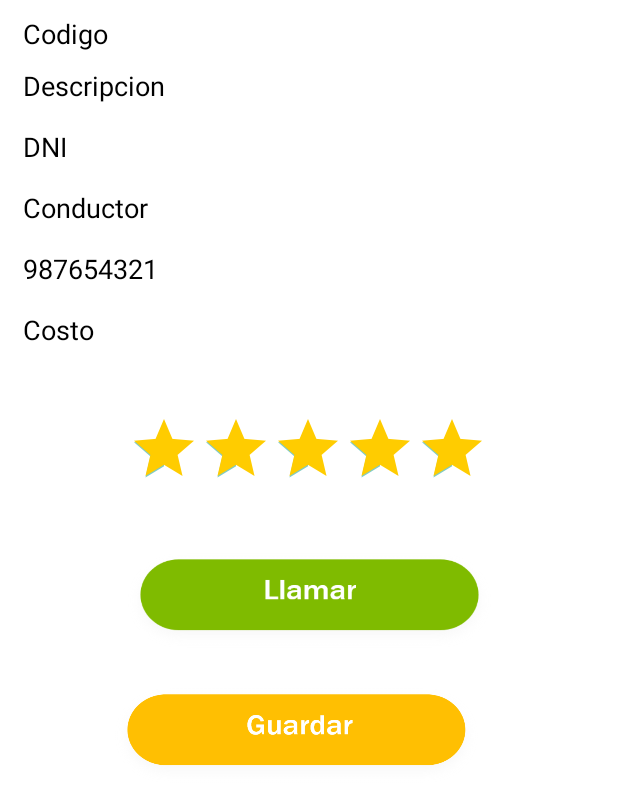
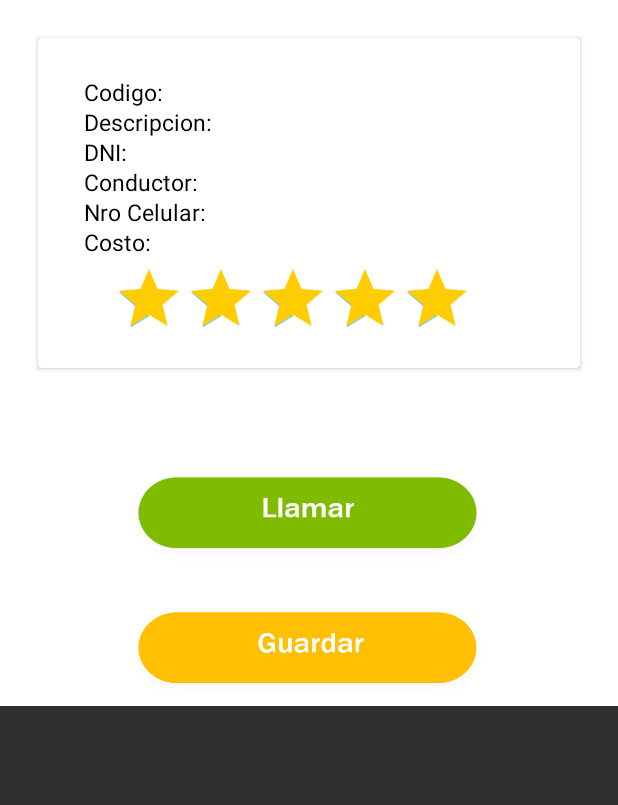
Before and after one commit to joseft-jack18/ThakhiAppV3, an Android app: the layout activity_calificacion.xml on its own in the app's theme, with its tools: preview values and no code run, on a phone screen of 412 x 824 dp. Shown: the top 805 px of the screen. Run offline under Robolectric (Android 15) with nearby library versions, the phone set to English and light mode, and no system bars; network calls fail.

Commit message:
Diseño Calificacion cliente

```diff
--- a/app/src/main/res/layout/activity_calificacion.xml
+++ b/app/src/main/res/layout/activity_calificacion.xml
@@ -1,21 +1,37 @@
 <?xml version="1.0" encoding="utf-8"?>
-<androidx.constraintlayout.widget.ConstraintLayout
+<LinearLayout
     xmlns:android="http://schemas.android.com/apk/res/android"
+    android:layout_width="match_parent"
+    android:layout_height="wrap_content"
+    xmlns:app="http://schemas.android.com/apk/res-auto"
     xmlns:tools="http://schemas.android.com/tools"
+    android:orientation="vertical"
+    android:background="#fff">
+
+    <androidx.cardview.widget.CardView
+        android:id="@+id/calificar"
+        android:layout_width="match_parent"
+        android:layout_height="220dp"
+        android:layout_margin="25dp">
+
+        <RelativeLayout
+            android:id="@+id/rlayout"
             android:layout_width="match_parent"
             android:layout_height="match_parent"
-    xmlns:app="http://schemas.android.com/apk/res-auto"
-    android:background="#fff">
+            android:background="#fff"
+            android:paddingLeft="15dp"
+            android:paddingTop="15dp"
+            android:paddingBottom="15dp">
 
             <TextView
                 android:id="@+id/codigo"
                 android:layout_width="match_parent"
                 android:layout_height="wrap_content"
+                android:paddingHorizontal="15dp"
                 android:paddingTop="10dp"
-        android:paddingHorizontal="15dp"
-        android:textSize="18dp"
-        android:text="Codigo"
+                android:text="Codigo:"
                 android:textColor="#000"
+                android:textSize="15sp"
                 app:layout_constraintTop_toTopOf="parent"
                 tools:layout_editor_absoluteX="0dp" />
 
@@ -23,22 +39,22 @@
                 android:id="@+id/descripcion"
                 android:layout_width="match_parent"
                 android:layout_height="wrap_content"
-        android:paddingTop="10dp"
                 android:paddingHorizontal="15dp"
-        android:textSize="18dp"
-        android:text="Descripcion"
-        app:layout_constraintTop_toBottomOf="@+id/codigo"
-        android:textColor="#000"/>
+                android:paddingTop="30dp"
+                android:text="Descripcion:"
+                android:textColor="#000"
+                android:textSize="15sp"
+                app:layout_constraintTop_toBottomOf="@+id/codigo" />
 
             <TextView
                 android:id="@+id/dni"
                 android:layout_width="match_parent"
                 android:layout_height="wrap_content"
-        android:layout_marginTop="16dp"
                 android:paddingHorizontal="15dp"
-        android:text="DNI"
-        android:textSize="18dp"
+                android:paddingTop="50dp"
+                android:text="DNI:"
                 android:textColor="#000"
+                android:textSize="15sp"
                 app:layout_constraintTop_toBottomOf="@+id/descripcion"
                 tools:layout_editor_absoluteX="0dp" />
 
@@ -46,24 +62,23 @@
                 android:id="@+id/conductor"
                 android:layout_width="match_parent"
                 android:layout_height="wrap_content"
-        android:layout_marginTop="16dp"
                 android:paddingHorizontal="15dp"
-        android:textSize="18dp"
-        android:text="Conductor"
+                android:paddingTop="70dp"
+                android:text="Conductor:"
                 android:textColor="#000"
-        tools:layout_editor_absoluteX="0dp"
+                android:textSize="15sp"
                 app:layout_constraintTop_toBottomOf="@+id/dni"
-        />
+                tools:layout_editor_absoluteX="0dp" />
 
             <TextView
                 android:id="@+id/celular"
                 android:layout_width="wrap_content"
                 android:layout_height="wrap_content"
-        android:layout_marginTop="16dp"
                 android:paddingHorizontal="15dp"
-        android:text="987654321"
+                android:paddingTop="90dp"
+                android:text="Nro Celular:"
                 android:textColor="#000"
-        android:textSize="18dp"
+                android:textSize="15sp"
                 app:layout_constraintStart_toStartOf="parent"
                 app:layout_constraintTop_toBottomOf="@+id/conductor" />
 
@@ -71,13 +86,16 @@
                 android:id="@+id/costo"
                 android:layout_width="match_parent"
                 android:layout_height="wrap_content"
-        android:layout_marginTop="16dp"
                 android:paddingHorizontal="15dp"
-        android:textSize="18dp"
-        android:text="Costo"
+                android:paddingTop="110dp"
+                android:text="Costo:"
                 android:textColor="#000"
+                android:textSize="15sp"
                 app:layout_constraintTop_toBottomOf="@+id/celular"
                 tools:layout_editor_absoluteX="0dp" />
+
+
+        </RelativeLayout>
 
         <RatingBar
             android:id="@+id/favorite"
@@ -85,9 +103,15 @@
             android:layout_height="50dp"
             android:layout_row="2"
             android:layout_column="0"
-        android:layout_marginStart="30dp"
-        android:layout_marginTop="84dp"
-        android:layout_marginEnd="30dp"
+            android:layout_alignParentStart="true"
+            android:layout_alignParentLeft="true"
+            android:layout_alignParentEnd="true"
+            android:layout_alignParentRight="true"
+            android:layout_marginStart="50dp"
+            android:layout_marginLeft="50dp"
+            android:layout_marginTop="150dp"
+            android:layout_marginEnd="60dp"
+            android:layout_marginRight="60dp"
             android:numStars="5"
             android:progressTint="#FFCC00"
             android:rating="5"
@@ -95,9 +119,12 @@
             app:layout_constraintEnd_toEndOf="parent"
             app:layout_constraintHorizontal_bias="0.497"
             app:layout_constraintStart_toStartOf="parent"
-        app:layout_constraintTop_toBottomOf="@+id/celular">
+            app:layout_constraintTop_toBottomOf="@+id/rlayout">
 
         </RatingBar>
+
+
+    </androidx.cardview.widget.CardView>
 
 
     <ImageButton
@@ -106,9 +133,10 @@
         android:layout_height="70dp"
         android:layout_marginTop="40dp"
         android:background="@drawable/llamar"
+        android:layout_marginLeft="80dp"
         app:layout_constraintEnd_toEndOf="parent"
         app:layout_constraintStart_toStartOf="parent"
-        app:layout_constraintTop_toBottomOf="@+id/favorite">
+        app:layout_constraintTop_toBottomOf="@+id/calificar">
 
     </ImageButton>
 
@@ -117,6 +145,7 @@
         android:layout_width="250dp"
         android:layout_height="70dp"
         android:layout_marginTop="20dp"
+        android:layout_marginLeft="80dp"
         android:background="@drawable/btn_guardar"
         app:layout_constraintCircleRadius="@android:dimen/app_icon_size"
         app:layout_constraintEnd_toEndOf="parent"
@@ -124,4 +153,4 @@
         app:layout_constraintStart_toStartOf="parent"
         app:layout_constraintTop_toBottomOf="@+id/llamada"></ImageButton>
 
-</androidx.constraintlayout.widget.ConstraintLayout>
+</LinearLayout>
```
Lines whose indentation alone changed are shown as unchanged.
